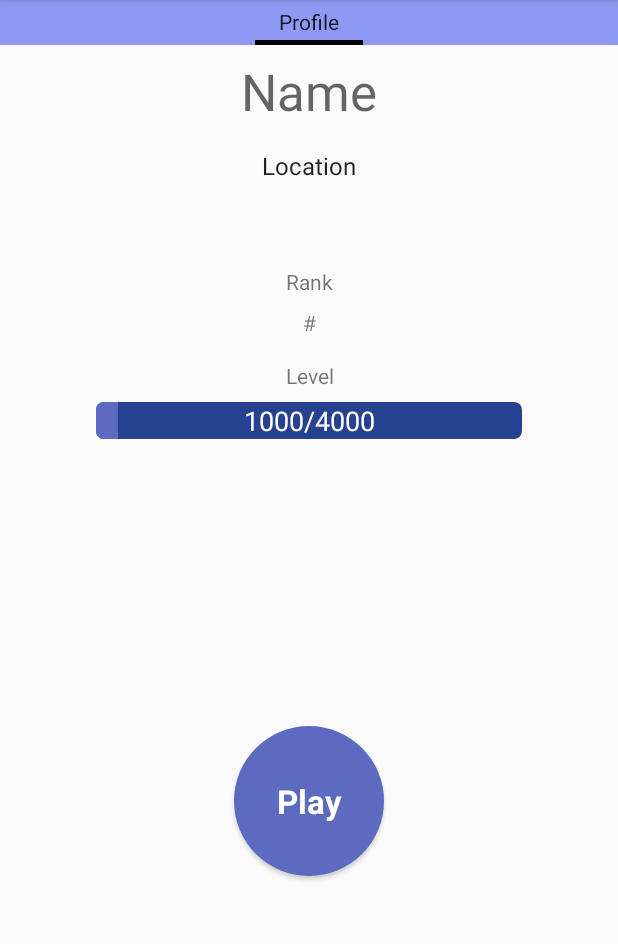
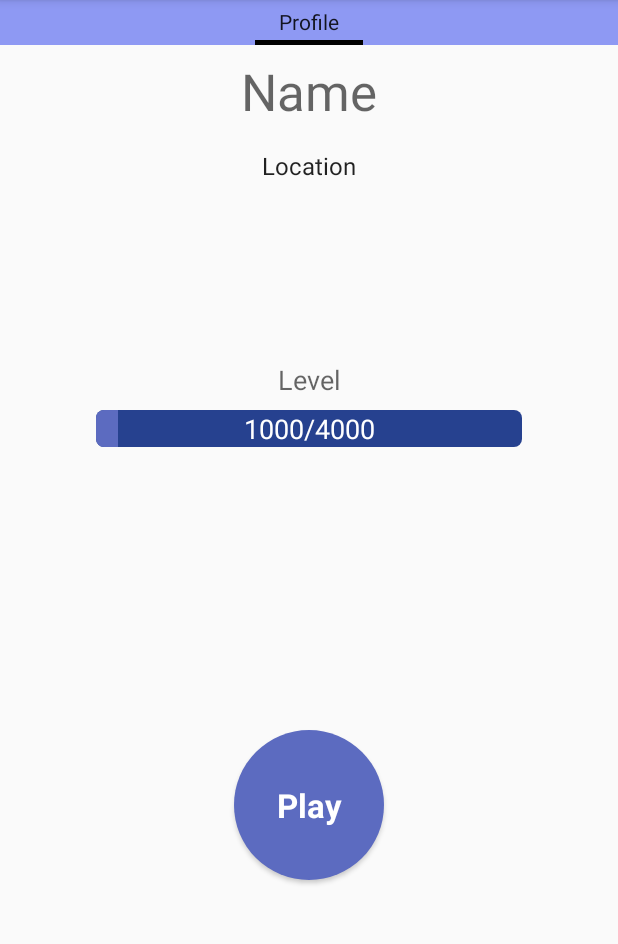
Before and after one commit to djeastm/triple_trivia, an Android app: the screen it shows after launch (MainActivity), after a tap on "DONE", on a phone screen of 412 x 824 dp, the part 72-1016 px from its top. Run offline under Robolectric (Android 15) with nearby library versions, the phone set to English and light mode, and no system bars; 15 statements that could not run were skipped.

Commit message:
Hide rank views and increase level text size

```diff
--- a/app/src/main/java/com/davidjeastman/tufftrivia/Profile.java
+++ b/app/src/main/java/com/davidjeastman/tufftrivia/Profile.java
@@ -30,7 +30,7 @@ public class Profile {
     public Profile(UUID id) {
         mId = id;
         mName = "John Doe";
-        mLocation = "Nowhere";
+        mLocation = "Earth";
         mStage = 1;
         mLevel = 1;
         mSkill = SKILL_START;
--- a/app/src/main/java/com/davidjeastman/tufftrivia/ProfileFragment.java
+++ b/app/src/main/java/com/davidjeastman/tufftrivia/ProfileFragment.java
@@ -56,7 +56,11 @@ public class ProfileFragment extends Fragment {
 
         mPointsField = v.findViewById(R.id.profile_points_fraction_text_view);
 
+        // Hide rank until networking is set up
         mRankField = v.findViewById(R.id.profile_rank_text_view);
+        TextView mRankLabel = v.findViewById(R.id.profile_rank_label_text_view);
+        mRankField.setVisibility(View.INVISIBLE);
+        mRankLabel.setVisibility(View.INVISIBLE);
 
         mPlayButton = v.findViewById(R.id.play_button);
         mPlayButton.setOnClickListener(new View.OnClickListener() {
--- a/app/src/main/res/layout/fragment_profile.xml
+++ b/app/src/main/res/layout/fragment_profile.xml
@@ -91,6 +91,7 @@
         android:text="@string/profile_level_label"
         android:layout_width="0dp"
         android:layout_height="wrap_content"
+        android:textAppearance="@style/TextAppearance.AppCompat.Medium"
         android:gravity="center"
         app:layout_constraintTop_toBottomOf="@+id/profile_rank_text_view"
         app:layout_constraintRight_toRightOf="parent"
```
